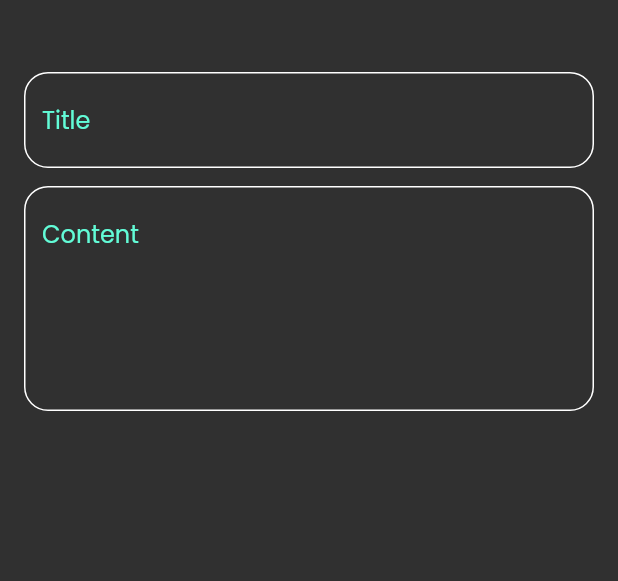
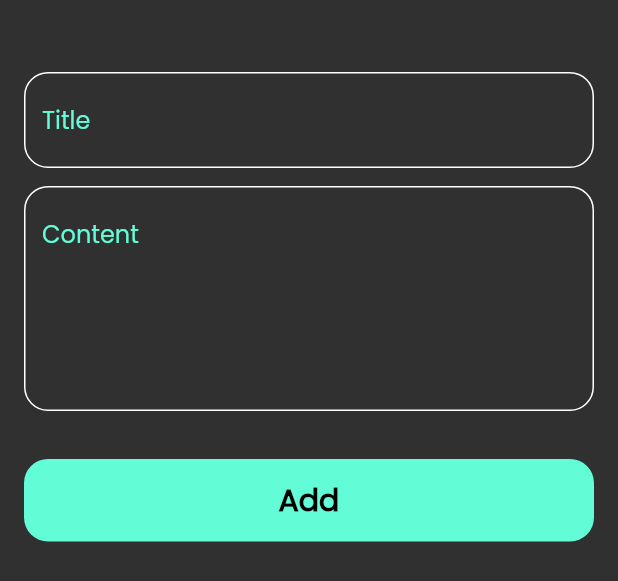
Before and after one commit to IbrahimMarey/notes_app, a Flutter app: the AddNoteSheet widget shown alone on an empty page, opened directly, on a phone screen of 412 x 824 dp. Shown: the top 581 px of the screen. Run offline on Flutter 3.47's test engine with Material 2 defaults, Android fonts, the phone set to English and light mode, and no system bars; our stand-ins replace font_awesome_flutter.

Commit message:
custom button

```diff
--- a/lib/views/widgets/add_note_sheet.dart
+++ b/lib/views/widgets/add_note_sheet.dart
@@ -1,5 +1,6 @@
 
 import 'package:flutter/material.dart';
+import 'package:notes_app/views/widgets/custom_button.dart';
 import 'package:notes_app/views/widgets/custom_text_field.dart';
 
 class AddNoteSheet extends StatelessWidget {
@@ -9,6 +10,7 @@ class AddNoteSheet extends StatelessWidget {
   Widget build(BuildContext context) {
     return const Padding(
       padding: EdgeInsets.all(16.0),
+      child: SingleChildScrollView(
         child: Column(
           children: [
             SizedBox(height: 32,),
@@ -20,7 +22,10 @@ class AddNoteSheet extends StatelessWidget {
               hint: 'Content',
               maxLines: 5,
             ),
+            SizedBox(height: 32,),
+            CustomButton(),
           ],
+        ),
       ),
     );
   }
--- /dev/null
+++ b/lib/views/widgets/custom_button.dart
@@ -0,0 +1,21 @@
+import 'package:flutter/material.dart';
+import 'package:notes_app/constants.dart';
+
+class CustomButton extends StatelessWidget {
+  const CustomButton({Key? key}) : super(key: key);
+
+  @override
+  Widget build(BuildContext context) {
+    return Container(
+      width: MediaQuery.of(context).size.width,
+      height: 55,
+      decoration: BoxDecoration(
+        color: kPrimaryColor,
+        borderRadius: BorderRadius.circular(16),
+      ),
+      child: const Center(
+        child: Text('Add',style: TextStyle(color: Colors.black,fontSize: 20,fontWeight: FontWeight.w700),),
+      ),
+    );
+  }
+}
```
Lines whose indentation alone changed are shown as unchanged.
